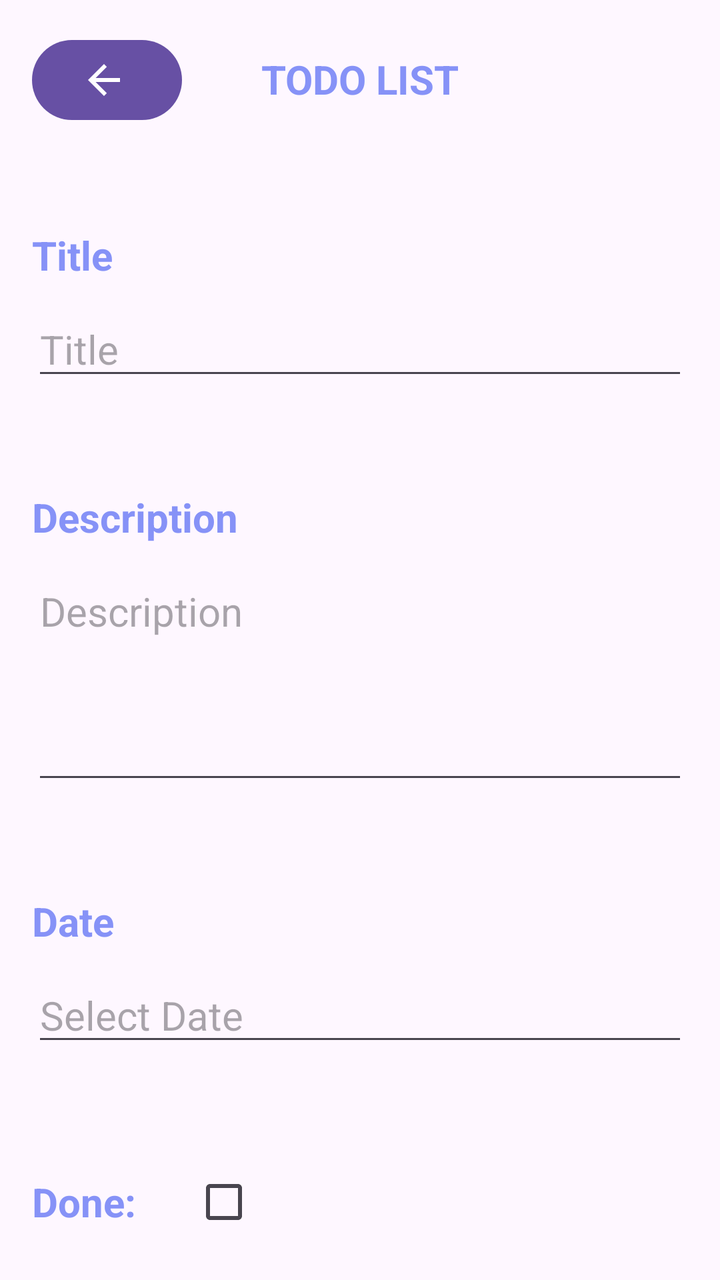
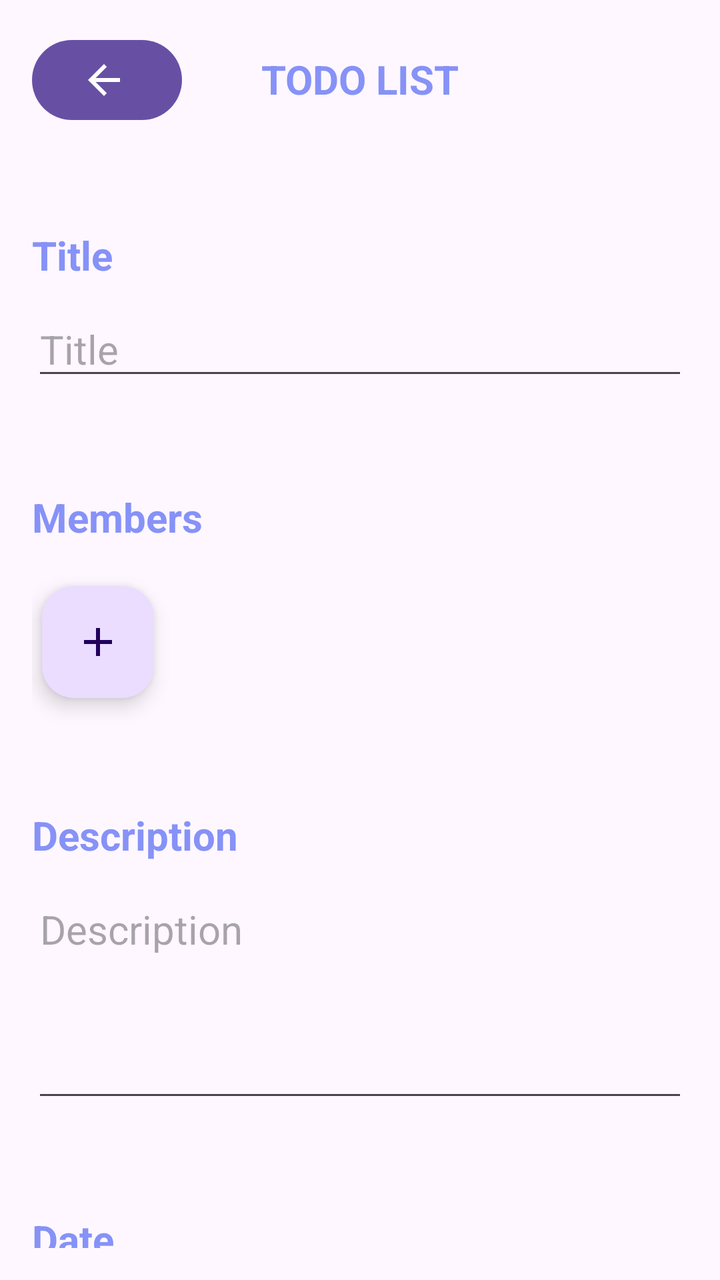

The first picture is an Android layout as it rendered before a commit; the second is the same layout after the commit. The layout source and the unified diff follow.
<!-- AndroidManifest.xml: application theme Theme.Uddd_b3 -->
<!-- res/layout/activity_detail_task.xml -->
<?xml version="1.0" encoding="utf-8"?>
<LinearLayout xmlns:android="http://schemas.android.com/apk/res/android"
    xmlns:app="http://schemas.android.com/apk/res-auto"
    xmlns:tools="http://schemas.android.com/tools"
    android:id="@+id/main"
    android:layout_width="match_parent"
    android:layout_height="match_parent"
    android:orientation="vertical"
    android:padding="16dp"
    android:layout_margin="20sp"
    android:gravity="center_horizontal"
    tools:context=".detail_task">
    <androidx.constraintlayout.widget.ConstraintLayout
        android:layout_width="match_parent"
        android:layout_height="wrap_content"
        android:orientation="horizontal">
        <Button
            android:id="@+id/backBtn"
            android:layout_gravity="start"
            android:layout_width="75dp"
            android:drawableLeft="@drawable/baseline_arrow_back_24"
            android:layout_height="wrap_content"
            app:layout_constraintStart_toStartOf="parent"
            app:layout_constraintTop_toTopOf="parent"
            />
        <TextView
            android:id="@+id/textView"
            android:layout_width="wrap_content"
            android:layout_height="wrap_content"
            android:layout_gravity="center_vertical"
            app:layout_constraintStart_toStartOf="parent"
            app:layout_constraintEnd_toEndOf="parent"
            app:layout_constraintTop_toTopOf="parent"
            android:layout_marginTop="10dp"
            android:text="TODO LIST"
            android:textColor="@color/purple"
            android:textSize="20sp"
            android:textStyle="bold" />
    </androidx.constraintlayout.widget.ConstraintLayout>
    <TextView
        android:layout_width="match_parent"
        android:layout_height="wrap_content"
        android:text="Title"
        android:textColor="@color/purple"
        android:textSize="20sp"
        android:textStyle="bold"
        android:layout_marginTop="50dp"/>
    <EditText
        android:id="@+id/edit_Title"
        android:layout_width="match_parent"
        android:layout_height="wrap_content"
        android:layout_marginTop="10dp"
        android:hint="Title"
        android:textColor="@color/purple"
        android:textSize="20sp"/>
    <TextView
        android:layout_width="match_parent"
        android:layout_height="wrap_content"
        android:text="Description"
        android:textColor="@color/purple"
        android:textSize="20sp"
        android:textStyle="bold"
        android:layout_marginTop="50dp"/>
    <EditText
        android:id="@+id/edit_Description"
        android:layout_width="match_parent"
        android:layout_height="wrap_content"
        android:layout_marginTop="10dp"
        android:hint="Description"
        android:gravity="top|start"
        android:inputType="textMultiLine"
        android:minLines="4"
        android:maxLines="4"
        android:textColor="@color/purple"
        android:textSize="20sp"/>
    <TextView
        android:layout_width="match_parent"
        android:layout_height="wrap_content"
        android:text="Date"
        android:textColor="@color/purple"
        android:textSize="20sp"
        android:textStyle="bold"
        android:layout_marginTop="50dp"/>
    <EditText
        android:id="@+id/dateEditText"
        android:layout_width="match_parent"
        android:layout_height="wrap_content"
        android:hint="Select Date"
        android:layout_marginTop="10dp"
        android:focusable="false"
        android:clickable="true"
        android:textColor="@color/purple"
        android:textSize="20sp"/>
    <LinearLayout
        android:layout_width="match_parent"
        android:layout_height="wrap_content"
        android:orientation="horizontal"
        android:layout_marginTop="50dp"
        android:gravity="start|center_vertical">

        <TextView
            android:id="@+id/textView_Done"
            android:layout_width="wrap_content"
            android:layout_height="wrap_content"
            android:text="Done:"
            android:textStyle="bold"
            android:textSize="20sp"
            android:textColor="@color/purple"
            android:gravity="center_vertical"
            android:layout_marginEnd="20dp" />

        <CheckBox
            android:id="@+id/task_done_checkbox"
            android:layout_width="wrap_content"
            android:layout_height="wrap_content"
            android:text=""
            android:focusable="false"
            android:focusableInTouchMode="false" />
    </LinearLayout>

</LinearLayout>
<!-- resources referenced by this layout -->
<resources>
  <color name="purple">#8692f7</color>
  <!-- drawable baseline_arrow_back_24 (drawable) -->
  <vector xmlns:android="http://schemas.android.com/apk/res/android" android:autoMirrored="true" android:height="24dp" android:tint="#FFFFFF" android:viewportHeight="24" android:viewportWidth="24" android:width="24dp">
        
      <path android:fillColor="@android:color/white" android:pathData="M20,11H7.83l5.59,-5.59L12,4l-8,8 8,8 1.41,-1.41L7.83,13H20v-2z"/>
      
  </vector>
  <style name="Theme.Uddd_b3" parent="Base.Theme.Uddd_b3" />
  <style name="Base.Theme.Uddd_b3" parent="Theme.Material3.DayNight.NoActionBar">
          
          
      </style>
</resources>

<!-- the commit's change to res/layout/activity_detail_task.xml (unified diff, before → after) -->
@@ -53,6 +53,31 @@
         android:hint="Title"
         android:textColor="@color/purple"
         android:textSize="20sp"/>
+    <TextView
+        android:layout_width="match_parent"
+        android:layout_height="wrap_content"
+        android:text="Members"
+        android:textColor="@color/purple"
+        android:textSize="20sp"
+        android:textStyle="bold"
+        android:layout_marginTop="50dp"/>
+    <androidx.recyclerview.widget.RecyclerView
+        android:id="@+id/memberListView"
+        android:layout_width="match_parent"
+        android:layout_height="wrap_content"
+        android:orientation="horizontal"
+        android:padding="8dp"
+        />
+    <com.google.android.material.floatingactionbutton.FloatingActionButton
+        android:id="@+id/addMemberBtn"
+        android:layout_gravity="start"
+        android:layout_width="wrap_content"
+        app:srcCompat="@drawable/baseline_add_24"
+        android:layout_height="wrap_content"
+        app:layout_constraintStart_toStartOf="parent"
+        android:layout_margin="5dp"
+        app:layout_constraintTop_toTopOf="parent"
+        />
     <TextView
         android:layout_width="match_parent"
         android:layout_height="wrap_content"
<!-- resource entries referenced after the edit -->
@@ -1,6 +1,12 @@
 <!-- resources referenced by this layout -->
 <resources>
   <color name="purple">#8692f7</color>
+  <!-- drawable baseline_add_24 (drawable) -->
+  <vector xmlns:android="http://schemas.android.com/apk/res/android" android:height="24dp" android:tint="#FFFFFF" android:viewportHeight="24" android:viewportWidth="24" android:width="24dp">
+        
+      <path android:fillColor="@android:color/white" android:pathData="M19,13h-6v6h-2v-6H5v-2h6V5h2v6h6v2z"/>
+      
+  </vector>
   <!-- drawable baseline_arrow_back_24 (drawable) -->
   <vector xmlns:android="http://schemas.android.com/apk/res/android" android:autoMirrored="true" android:height="24dp" android:tint="#FFFFFF" android:viewportHeight="24" android:viewportWidth="24" android:width="24dp">
         
